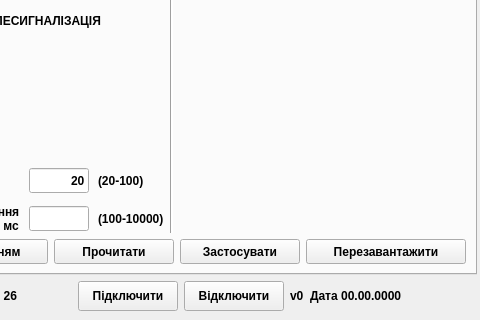
This is mdio.ui in Goodjamp/Mdio as Qt 5 draws it before an edit; both pictures show x 343 to 823 and y 160 to 480 of the 945 by 480 pixel window. The edited form follows.
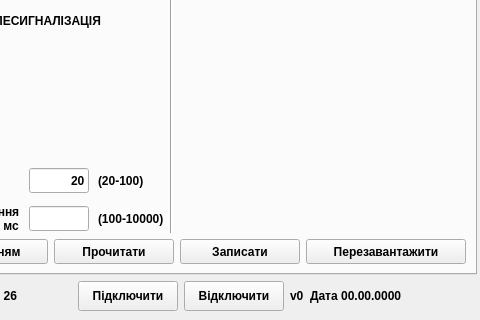
This is the edited form.

Commit message:
Update the behavior of the binarySwitchTime settings
- on the write operation this setting is writing all the time. If all tele
  signalisation input is single, the default value is writing
- in the read operation, the UI displays the binary switch time all the time

```diff
--- a/mdio.ui
+++ b/mdio.ui
@@ -924,7 +924,7 @@
                </font>
               </property>
               <property name="text">
-               <string>Застосувати</string>
+               <string>Записати</string>
               </property>
              </widget>
             </item>
```
The commit also changes 2 other files.
